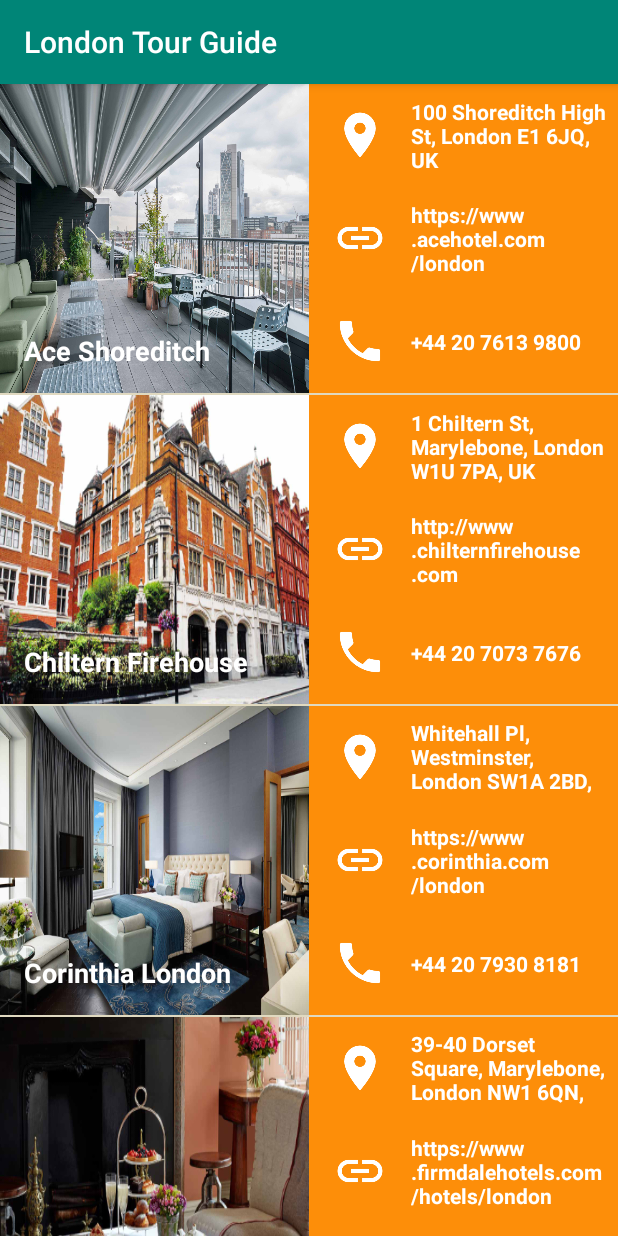
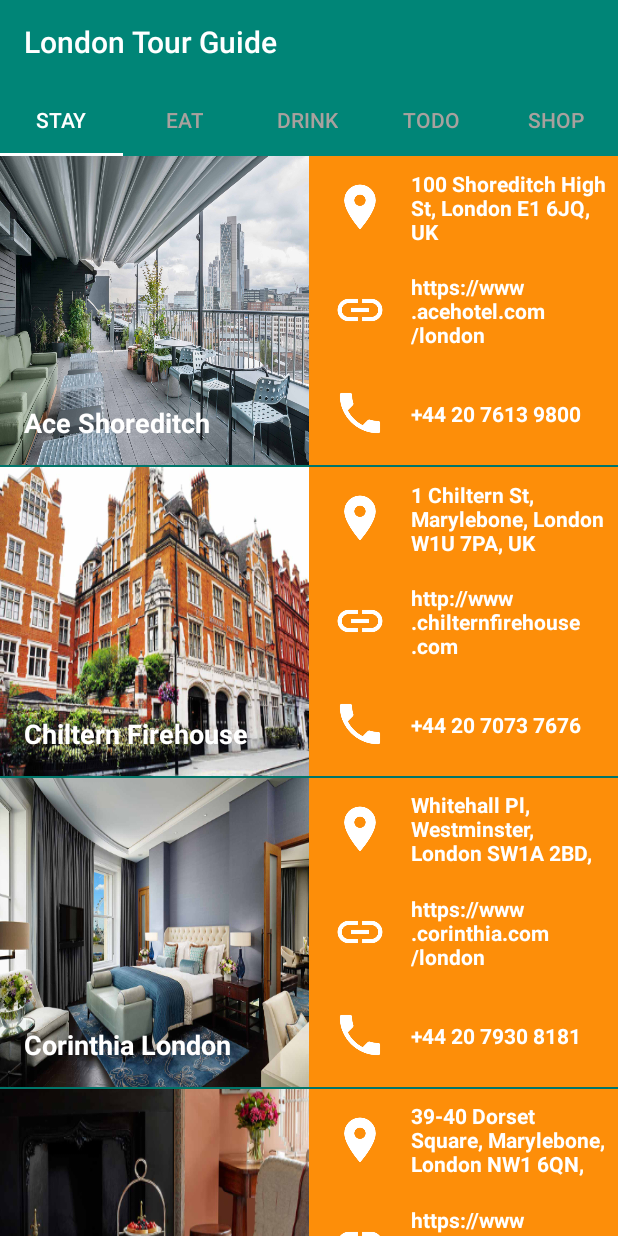
Before and after one commit to FadyFawzyOfficial/LondonTourGuide, an Android app: the screen it shows after launch (MainActivity), on a phone screen of 412 x 824 dp. Run offline under Robolectric (Android 15) with nearby library versions, the phone set to English and light mode, and no system bars.

```diff
--- a/app/build.gradle
+++ b/app/build.gradle
@@ -27,4 +27,5 @@ dependencies {
     testImplementation 'junit:junit:4.12'
     androidTestImplementation 'androidx.test.ext:junit:1.1.0'
     androidTestImplementation 'androidx.test.espresso:espresso-core:3.1.1'
+    implementation 'com.google.android.material:material:1.0.0'
 }
--- a/app/src/main/java/com/engineerfadyfawzi/londontourguide/CategoryAdapter.java
+++ b/app/src/main/java/com/engineerfadyfawzi/londontourguide/CategoryAdapter.java
@@ -1,4 +1,6 @@
 package com.engineerfadyfawzi.londontourguide;
+
+import android.content.Context;
 
 import androidx.fragment.app.Fragment;
 import androidx.fragment.app.FragmentManager;
@@ -11,14 +13,21 @@ import androidx.fragment.app.FragmentPagerAdapter;
 public class CategoryAdapter extends FragmentPagerAdapter
 {
     /**
+     * Context of the app
+     */
+    private Context context;
+
+    /**
      * Create a new {@link CategoryAdapter} object.
      *
      * @param fragmentManager is the fragment manager that will keep each fragment's state in the
      *                        adapter across swipes.
+     * @param context         is the context of the app
      */
-    public CategoryAdapter( FragmentManager fragmentManager )
+    public CategoryAdapter( Context context, FragmentManager fragmentManager )
     {
         super( fragmentManager );
+        this.context = context;
     }
 
     /**
@@ -60,4 +69,33 @@ public class CategoryAdapter extends FragmentPagerAdapter
     {
         return 5;
     }
+
+    /**
+     * Return the pageTitle that should be displayed for the each page at the top.
+     *
+     * @param position is the page number (position of Fragment)
+     *
+     * @return
+     */
+    @Override
+    public CharSequence getPageTitle( int position )
+    {
+        switch ( position )
+        {
+            case 0:
+                return context.getString( R.string.category_stay );
+
+            case 1:
+                return context.getString( R.string.category_eat );
+
+            case 2:
+                return context.getString( R.string.category_drink );
+
+            case 3:
+                return context.getString( R.string.category_todo );
+
+            default:
+                return context.getString( R.string.category_shop );
+        }
+    }
 }
--- a/app/src/main/java/com/engineerfadyfawzi/londontourguide/MainActivity.java
+++ b/app/src/main/java/com/engineerfadyfawzi/londontourguide/MainActivity.java
@@ -5,9 +5,10 @@ import androidx.viewpager.widget.ViewPager;
 
 import android.os.Bundle;
 
+import com.google.android.material.tabs.TabLayout;
+
 public class MainActivity extends AppCompatActivity
 {
-
     @Override
     protected void onCreate( Bundle savedInstanceState )
     {
@@ -19,9 +20,19 @@ public class MainActivity extends AppCompatActivity
         ViewPager viewPager = findViewById( R.id.view_pager );
 
         // Create an adapter that knows which fragment should be shown on each page
-        CategoryAdapter categoryAdapter = new CategoryAdapter( getSupportFragmentManager() );
+        CategoryAdapter categoryAdapter = new CategoryAdapter( this, getSupportFragmentManager() );
 
         // set teh adapter onto the view pager
         viewPager.setAdapter( categoryAdapter );
+
+        // Find the tab layout that shows the tabs
+        TabLayout tabLayout = findViewById( R.id.tab_layout );
+
+        // Connect the tab layout with the view pager. This will
+        //      1. Update the tab layout when the view pager is swiped
+        //      2. Update the view pager when a tab is selected
+        //      3. Set the tab Layout's tab names with the view pager's adapter's
+        //         by calling onPageTitle()
+        tabLayout.setupWithViewPager( viewPager );
     }
 }
--- a/app/src/main/res/layout/activity_main.xml
+++ b/app/src/main/res/layout/activity_main.xml
@@ -5,9 +5,15 @@
 	xmlns:tools = "http://schemas.android.com/tools"
 	android:layout_width = "match_parent"
 	android:layout_height = "match_parent"
-	android:background = "@color/tan_background"
+	android:background = "@color/colorPrimary"
 	android:orientation = "vertical"
 	tools:context = ".MainActivity">
+
+	<com.google.android.material.tabs.TabLayout
+		android:id = "@+id/tab_layout"
+		style = "@style/CategoryTab"
+		android:layout_width = "match_parent"
+		android:layout_height = "wrap_content" />
 
 	<androidx.viewpager.widget.ViewPager
 		android:id = "@+id/view_pager"
```
Also changed, not shown: app/src/main/res/values/strings.xml (+5 -5 lines), app/src/main/res/values/styles.xml (+23 -11 lines).
